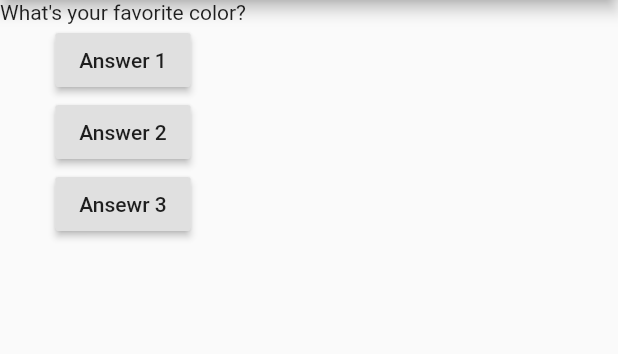
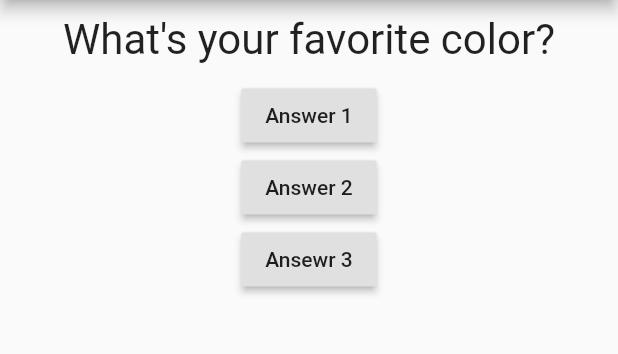
Before and after one commit to dario-nihil/flutter_first_app, a Flutter app: the screen it shows after launch, on a phone screen of 412 x 824 dp, the part 84-438 px from its top. Run offline on Flutter 3.47's test engine with Material 2 defaults, Android fonts, the phone set to English and light mode, and no system bars.

Commit message:
created question custom widget and added some initial style

```diff
--- a/lib/main.dart
+++ b/lib/main.dart
@@ -1,4 +1,6 @@
 import 'package:flutter/material.dart';
+
+import './question.dart';
 
 void main() {
   runApp(MyApp());
@@ -34,7 +36,7 @@ class _MyAppState extends State<MyApp> {
         ),
         body: Column(
           children: [
-            Text(questions[_questionIndex]),
+            Question(questions[_questionIndex]),
             RaisedButton(
               onPressed: _answerQuestion,
               child: Text('Answer 1'),
--- /dev/null
+++ b/lib/question.dart
@@ -0,0 +1,20 @@
+import 'package:flutter/material.dart';
+
+class Question extends StatelessWidget {
+  final String questionText;
+
+  Question(this.questionText);
+
+  @override
+  Widget build(BuildContext context) {
+    return Container(
+      width: double.infinity,
+      margin: EdgeInsets.all(10),
+      child: Text(
+        questionText,
+        style: TextStyle(fontSize: 28),
+        textAlign: TextAlign.center,
+      ),
+    );
+  }
+}
```
